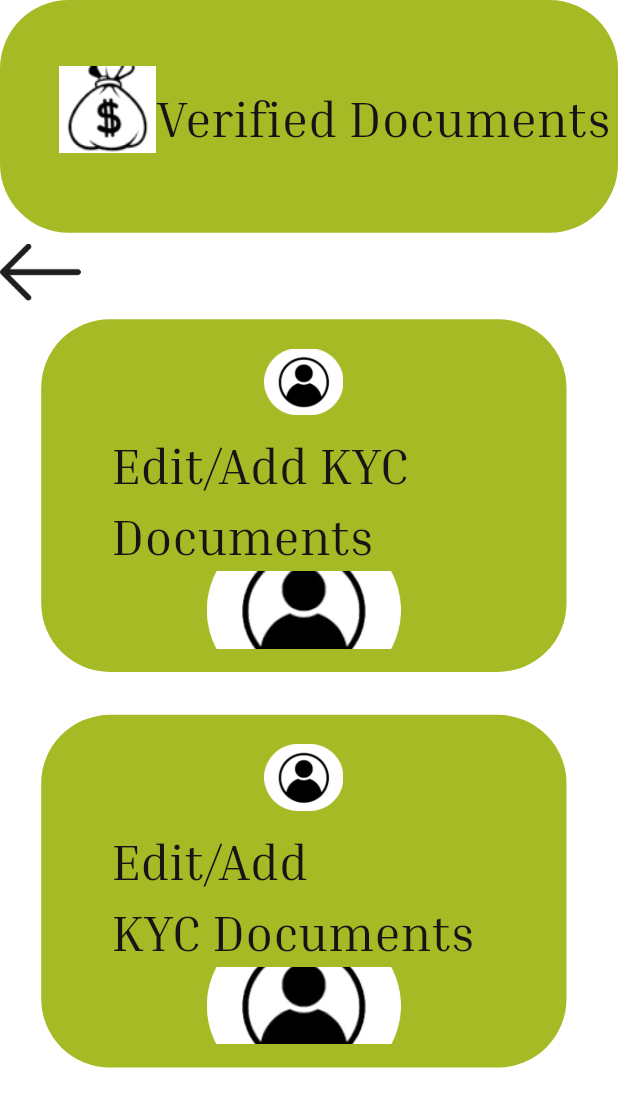
After one commit to malaysharma2509/farmer_app_Agrifinn, a Flutter app: the AndroidLargeEightScreen screen opened by its route, on a phone screen of 412 x 824 dp. The commit adds this screen. Shown: the top 1107 px of the screen. Run offline on Flutter 3.47's test engine with Material 3 defaults, Android fonts, the phone set to English and light mode, and no system bars; our stand-ins replace cached_network_image, cloud_firestore, firebase_core, flutter_svg; accounts and stored records are empty.

Commit message:
major changes

```diff
--- /dev/null
+++ b/lib/presentation/android_large_eight_screen/android_large_eight_screen.dart
@@ -0,0 +1,120 @@
+import 'package:flutter/material.dart';
+
+import '../../core/app_export.dart';
+import 'widgets/kycc.dart';
+import 'widgets/kycdocuments_item_widget.dart';
+
+class AndroidLargeEightScreen extends StatelessWidget {
+  const AndroidLargeEightScreen({Key? key})
+      : super(
+          key: key,
+        );
+
+  @override
+  Widget build(BuildContext context) {
+    return SafeArea(
+      child: Scaffold(
+        body: SizedBox(
+          width: double.maxFinite,
+          child: Column(
+            children: [
+              _buildRowDownloadSixt(context),
+              SizedBox(height: 7.v),
+              CustomImageView(
+                imagePath: ImageConstant.img1096181,
+                height: 37.v,
+                width: 47.h,
+                alignment: Alignment.centerLeft,
+              ),
+              SizedBox(height: 12.v),
+              _buildKycDocuments(context),
+              _buildKyccDocuments(context)
+
+            ],
+          ),
+        ),
+      ),
+    );
+  }
+
+  /// Section Widget
+  Widget _buildRowDownloadSixt(BuildContext context) {
+    return Container(
+      width: double.maxFinite,
+      padding: EdgeInsets.symmetric(
+        horizontal: 4.h,
+        vertical: 43.v,
+      ),
+      decoration: AppDecoration.fillLime.copyWith(
+        borderRadius: BorderRadiusStyle.roundedBorder40,
+      ),
+      child: Row(
+        mainAxisAlignment: MainAxisAlignment.end,
+        crossAxisAlignment: CrossAxisAlignment.start,
+        children: [
+          CustomImageView(
+            imagePath: ImageConstant.imgDownload2,
+            height: 56.v,
+            width: 57.h,
+            margin: EdgeInsets.only(bottom: 3.v),
+          ),
+          Padding(
+            padding: EdgeInsets.only(
+              top: 11.v,
+              bottom: 8.v,
+            ),
+            child: Text(
+              "Verified Documents",
+              style: theme.textTheme.headlineLarge,
+            ),
+          )
+        ],
+      ),
+    );
+  }
+
+  /// Section Widget
+  Widget _buildKycDocuments(BuildContext context) {
+    return Padding(
+      padding: EdgeInsets.only(
+        left: 24.h,
+        right: 30.h,
+      ),
+      child: ListView.separated(
+        physics: NeverScrollableScrollPhysics(),
+        shrinkWrap: true,
+        separatorBuilder: (context, index) {
+          return SizedBox(
+            height: 70.v,
+          );
+        },
+        itemCount: 1,
+        itemBuilder: (context, index) {
+          return KycdocumentsItemWidget();
+        },
+      ),
+    );
+  }
+  Widget _buildKyccDocuments(BuildContext context) {
+    return Padding(
+      padding: EdgeInsets.only(
+        top: 25.h,
+        left: 24.h,
+        right: 30.h,
+      ),
+      child: ListView.separated(
+        physics: NeverScrollableScrollPhysics(),
+        shrinkWrap: true,
+        separatorBuilder: (context, index) {
+          return SizedBox(
+            height: 70.v,
+          );
+        },
+        itemCount: 1,
+        itemBuilder: (context, index) {
+          return Kycc();
+        },
+      ),
+    );
+  }
+}
--- /dev/null
+++ b/lib/presentation/android_large_eight_screen/widgets/kycc.dart
@@ -0,0 +1,61 @@
+import 'package:flutter/material.dart';
+import '../../../core/app_export.dart';
+import '../../android_large_seven_screen/android_large_seven_screen.dart';
+import '../../android_largeee_six_screen/android_largeee_six_screen.dart';
+
+class Kycc extends StatelessWidget {
+  const Kycc({Key? key}) : super(key: key);
+
+  @override
+  Widget build(BuildContext context) {
+    return Container(
+      padding: EdgeInsets.symmetric(
+        horizontal: 35.h,
+        vertical: 15.v,
+      ),
+      decoration: AppDecoration.fillLime.copyWith(
+        borderRadius: BorderRadiusStyle.roundedBorder40,
+      ),
+      child: Column(
+        mainAxisSize: MainAxisSize.min,
+        mainAxisAlignment: MainAxisAlignment.center,
+        children: [
+          SizedBox(height: 4.v),
+          GestureDetector(
+            onTap: () {
+              // Navigate to the AndroidLargeeeSixScreen
+              Navigator.pushNamed(context, AppRoutes.androidLargeeeSixScreen);
+            },
+            child: CustomImageView(
+              imagePath: ImageConstant.imgDownload1,
+              height: 43.v,
+              width: 46.h,
+            ),
+          ),
+          SizedBox(height: 10.v),
+          Container(
+            width: 230.h,
+            margin: EdgeInsets.only(left: 6.h),
+            child: Text(
+              "Edit/Add \nKYC Documents",
+              maxLines: 2,
+              overflow: TextOverflow.ellipsis,
+              style: theme.textTheme.headlineLarge,
+            ),
+          ),
+          GestureDetector(
+            onTap: () {
+              // Navigate to the AndroidLargeeeSixScreen
+              Navigator.pushNamed(context, AppRoutes.androidLargeeeSixScreen);
+            },
+            child: CustomImageView(
+              imagePath: ImageConstant.imgDownload1,
+              height: 50.v,
+              width: 113.h,
+            ),
+          ),
+        ],
+      ),
+    );
+  }
+}
--- /dev/null
+++ b/lib/presentation/android_large_eight_screen/widgets/kycdocuments_item_widget.dart
@@ -0,0 +1,60 @@
+import 'package:flutter/material.dart';
+import '../../../core/app_export.dart';
+import '../../android_large_seven_screen/android_large_seven_screen.dart';
+import '../../android_large_six_screen/android_large_six_screen.dart';
+
+class KycdocumentsItemWidget extends StatelessWidget {
+  const KycdocumentsItemWidget({Key? key}) : super(key: key);
+
+  @override
+  Widget build(BuildContext context) {
+    return GestureDetector(
+      onTap: () {
+        // Navigate to the AndroidLargeNineScreen
+        Navigator.push(
+          context,
+          MaterialPageRoute(
+            builder: (context) => AndroidLargeSevenScreen(),
+          ),
+        );
+      },
+      child: Container(
+        padding: EdgeInsets.symmetric(
+          horizontal: 35.h,
+          vertical: 15.v,
+        ),
+        decoration: AppDecoration.fillLime.copyWith(
+          borderRadius: BorderRadiusStyle.roundedBorder40,
+        ),
+        child: Column(
+          mainAxisSize: MainAxisSize.min,
+          mainAxisAlignment: MainAxisAlignment.center,
+          children: [
+            SizedBox(height: 4.v),
+            CustomImageView(
+              imagePath: ImageConstant.imgDownload1,
+              height: 43.v,
+              width: 46.h,
+            ),
+            SizedBox(height: 10.v),
+            Container(
+              width: 230.h,
+              margin: EdgeInsets.only(left: 6.h),
+              child: Text(
+                "Edit/Add KYC Documents",
+                maxLines: 2,
+                overflow: TextOverflow.ellipsis,
+                style: theme.textTheme.headlineLarge,
+              ),
+            ),
+            CustomImageView(
+              imagePath: ImageConstant.imgDownload1,
+              height: 50.v,
+              width: 113.h,
+            ),
+          ],
+        ),
+      ),
+    );
+  }
+}
--- a/lib/presentation/android_large_six_screen/android_large_six_screen.dart
+++ b/lib/presentation/android_large_six_screen/android_large_six_screen.dart
@@ -4,6 +4,7 @@ import 'package:kartikay_s_application7/widgets/custom_elevated_button.dart';
 import '../android_large_four_draweritem/android_large_four_draweritem.dart';
 import 'widgets/androidlargesix_item_widget.dart';
 import 'package:kartikay_s_application7/core/app_export.dart';
+import 'package:kartikay_s_application7/presentation/android_large_eight_screen/android_large_eight_screen.dart';
 
 class AndroidLargeSixScreen extends StatelessWidget {
   AndroidLargeSixScreen({Key? key}) : super(key: key);
@@ -199,7 +200,7 @@ class AndroidLargeSixScreen extends StatelessWidget {
             '/page2',
             '/page3',
             '/page4',
-            '/page5',
+            '/android_large_eight_screen',
             '/android_large_three_screen',
           ];
 
--- a/lib/presentation/android_largeee_six_screen/android_large_six_screen.dart
+++ b/lib/presentation/android_largeee_six_screen/android_largeee_six_screen.dart
@@ -1,25 +1,20 @@
 import 'package:flutter/material.dart';
 import '../../core/app_export.dart';
 import '../../widgets/custom_outlined_button.dart';
-import '../../widgets/custom_text_form_field.dart'; // ignore_for_file: must_be_immutable
+import '../../widgets/custom_text_form_field.dart';
 
 // ignore_for_file: must_be_immutable
-class AndroidLargeSixScreen extends StatelessWidget {
-  AndroidLargeSixScreen({Key? key})
+class AndroidLargeeeSixScreen extends StatelessWidget {
+  AndroidLargeeeSixScreen({Key? key})
       : super(
-          key: key,
-        );
+    key: key,
+  );
 
   TextEditingController userNameController = TextEditingController();
-
   TextEditingController farmerRegistrationController = TextEditingController();
-
   TextEditingController annualIncomeController = TextEditingController();
-
   TextEditingController taxIdentificationController = TextEditingController();
-
   TextEditingController voterIdCardOneController = TextEditingController();
-
   TextEditingController driversLicenseController = TextEditingController();
 
   GlobalKey<FormState> _formKey = GlobalKey<FormState>();
@@ -43,17 +38,17 @@ class AndroidLargeSixScreen extends StatelessWidget {
                   children: [
                     _buildStackDownloadTwenty(context),
                     _buildUserName(context),
-                    SizedBox(height: 43.v),
+                    SizedBox(height: 15.v), // Reduced space between adjacent text fields
                     _buildFarmerRegistration(context),
-                    SizedBox(height: 54.v),
+                    SizedBox(height: 15.v),
                     _buildAnnualIncome(context),
-                    SizedBox(height: 54.v),
+                    SizedBox(height: 15.v),
                     _buildTaxIdentification(context),
-                    SizedBox(height: 62.v),
+                    SizedBox(height: 15.v),
                     _buildVoterIdCardOne(context),
-                    SizedBox(height: 60.v),
+                    SizedBox(height: 15.v),
                     _buildDriversLicense(context),
-                    SizedBox(height: 15.v),
+                    SizedBox(height: 30.v), // Added some space for the submit button
                     _buildSubmit(context),
                     SizedBox(height: 8.v)
                   ],
@@ -192,12 +187,18 @@ class AndroidLargeSixScreen extends StatelessWidget {
 
   /// Section Widget
   Widget _buildSubmit(BuildContext context) {
-    return CustomOutlinedButton(
-      width: 106.h,
-      text: "Submit",
-      margin: EdgeInsets.only(right: 21.h),
-      buttonTextStyle: theme.textTheme.titleLarge!,
+    return Align(
       alignment: Alignment.centerRight,
+      child: Padding(
+        padding: EdgeInsets.only(right: 21.h),
+        child: CustomOutlinedButton(
+          width: 106.h,
+          text: "Submit",
+          buttonStyle: CustomButtonStyles.fillBlack, // Updated button style
+          buttonTextStyle: theme.textTheme.titleLarge!,
+          alignment: Alignment.centerRight,
+        ),
+      ),
     );
   }
 }
--- a/lib/routes/app_routes.dart
+++ b/lib/routes/app_routes.dart
@@ -1,4 +1,5 @@
 import 'package:flutter/material.dart';
+import '../presentation/android_large_seven_screen/android_large_seven_screen.dart';
 import '../presentation/android_large_three_screen/android_large_three_screen.dart';
 import '../presentation/android_large_one_one_screen/android_large_one_one_screen.dart';
 import '../presentation/android_large_two_screen/android_large_two_screen.dart';
@@ -6,6 +7,8 @@ import '../presentation/android_large_one_screen/android_large_one_screen.dart';
 import '../presentation/android_large_one_two_screen/android_large_one_two_screen.dart';
 import '../presentation/android_large_six_screen/android_large_six_screen.dart';
 import '../presentation/android_large_five_screen/android_large_five_screen.dart';
+import '../presentation/android_large_eight_screen/android_large_eight_screen.dart'; // Corrected import statement
+import '../presentation/android_largeee_six_screen/android_largeee_six_screen.dart';
 import '../presentation/app_navigation_screen/app_navigation_screen.dart';
 
 class AppRoutes {
@@ -26,6 +29,11 @@ class AppRoutes {
   static const String androidLargeFiveScreen = '/android_large_five_screen';
 
   static const String appNavigationScreen = '/app_navigation_screen';
+  static const String androidLargeEightScreen ='/android_large_eight_screen';
+  static const String  androidLargeSevenScreen ='/android_large_seven_screen';
+  static const String  androidLargeeeSixScreen ='/android_largeee_six_screen';
+
+
 
   static Map<String, WidgetBuilder> routes = {
     androidLargeThreeScreen: (context) => AndroidLargeThreeScreen(),
@@ -35,6 +43,9 @@ class AppRoutes {
     androidLargeOneTwoScreen: (context) => AndroidLargeOneTwoScreen(),
     androidLargeSixScreen: (context) => AndroidLargeSixScreen(),
     androidLargeFiveScreen: (context) => AndroidLargeFiveScreen(),
-    appNavigationScreen: (context) => AppNavigationScreen()
+    appNavigationScreen: (context) => AppNavigationScreen(),
+    androidLargeEightScreen: (context) => AndroidLargeEightScreen(), // No changes needed here
+    androidLargeSevenScreen: (context) => AndroidLargeSevenScreen(),
+    androidLargeeeSixScreen: (context) => AndroidLargeeeSixScreen(),
   };
 }
--- a/lib/theme/app_decoration.dart
+++ b/lib/theme/app_decoration.dart
@@ -24,6 +24,7 @@ class AppDecoration {
   static BoxDecoration get fillPrimary => BoxDecoration(
         color: theme.colorScheme.primary,
       );
+
 
   // Outline decorations
   static BoxDecoration get outlinePrimaryContainer => BoxDecoration(
@@ -77,6 +78,7 @@ class BorderRadiusStyle {
   static BorderRadius get roundedBorder65 => BorderRadius.circular(
         65.h,
       );
+
 }
 
 // Comment/Uncomment the below code based on your Flutter SDK version.
```
Also changed, not shown: lib/presentation/android_large_seven_screen/android_large_seven_screen.dart (renamed from lib/presentation/android_largeee_seven_screen/android_large_seven_screen.dart).
